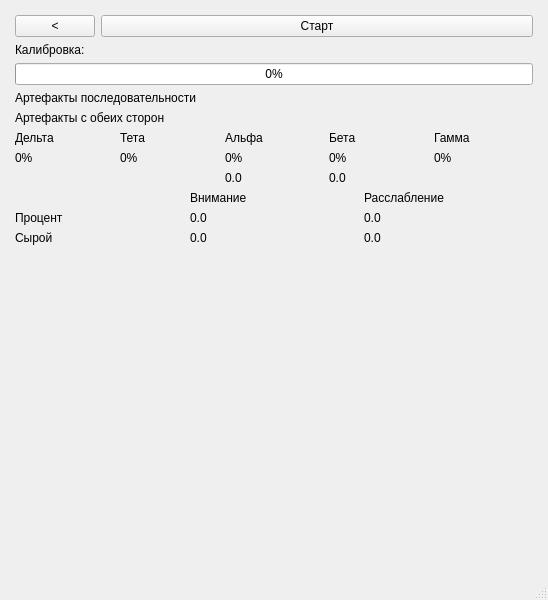
Old version of the form BrainBit/neurosamples-main/Bit/ui/EmotionBipolarScreenRuUI.ui in the repository simai1/sfedu-hackathon-2025.
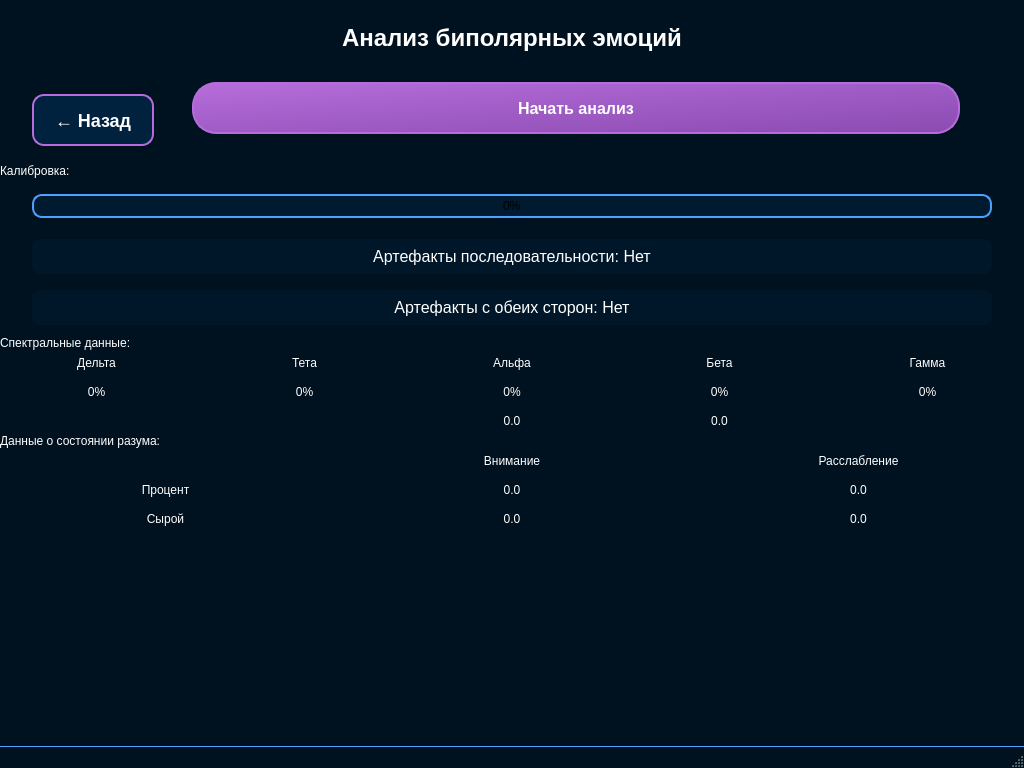
New version of the form.

Patch:
```diff
--- a/BrainBit/neurosamples-main/Bit/ui/EmotionBipolarScreenRuUI.ui
+++ b/BrainBit/neurosamples-main/Bit/ui/EmotionBipolarScreenRuUI.ui
@@ -6,40 +6,202 @@
    <rect>
     <x>0</x>
     <y>0</y>
-    <width>548</width>
-    <height>600</height>
+    <width>1024</width>
+    <height>768</height>
    </rect>
   </property>
   <property name="windowTitle">
    <string>Эмоции (биполярные)</string>
   </property>
+  <property name="styleSheet">
+   <string notr="true">QMainWindow {
+	background-color: #00111F;
+	font-family: "Segoe UI", "Roboto", "Helvetica Neue", sans-serif;
+}
+
+QLabel {
+	color: #FFFFFF;
+}
+
+QPushButton {
+	background-color: qlineargradient(x1: 0, y1: 0, x2: 1, y2: 1, stop: 0 #B66DDB, stop: 1 #8A4BB0);
+	border-radius: 24px;
+	color: white;
+	font-size: 16px;
+	font-weight: 500;
+	height: 48px;
+	padding: 0 24px;
+	border: 2px solid #B66DDB;
+	transition: all 0.3s ease;
+}
+
+QPushButton:hover {
+	background-color: qlineargradient(x1: 0, y1: 0, x2: 1, y2: 1, stop: 0 #A05CC4, stop: 1 #7A3BA0);
+	border: 2px solid #A05CC4;
+	box-shadow: 0 4px 8px rgba(182, 109, 219, 0.4);
+}
+
+QPushButton:pressed {
+	background-color: qlineargradient(x1: 0, y1: 0, x2: 1, y2: 1, stop: 0 #8A4BB0, stop: 1 #6A2B90);
+	border: 2px solid #8A4BB0;
+	transform: translateY(2px);
+}
+
+QPushButton:disabled {
+	opacity: 0.5;
+}
+
+/* Header */
+QLabel#headerTitle {
+	font-size: 24px;
+	font-weight: 600;
+	margin: 24px 0;
+	text-align: center;
+}
+
+/* Back Button */
+QPushButton#backButton {
+	background-color: #00223F;
+	border-radius: 12px;
+	font-size: 18px;
+	padding: 0 20px;
+	min-width: 40px;
+}
+
+QPushButton#backButton:hover {
+	background-color: #00335F;
+	box-shadow: 0 2px 4px rgba(0, 34, 63, 0.4);
+}
+
+/* Start Button */
+QPushButton#startBipolarEmotionButton {
+	margin: 0 32px 24px 32px;
+}
+
+/* Section Headers */
+QLabel#sectionHeader {
+	font-size: 20px;
+	font-weight: 600;
+	color: #B66DDB;
+	margin: 15px 0 5px 0;
+}
+
+/* Progress Bar */
+QProgressBar#calibrationProgress {
+	border: 2px solid #4DA1FF;
+	border-radius: 10px;
+	background-color: rgba(0, 34, 63, 0.5);
+	margin: 10px 32px;
+	height: 20px;
+	text-align: center;
+}
+
+QProgressBar#calibrationProgress::chunk {
+	background-color: qlineargradient(x1: 0, y1: 0, x2: 1, y2: 1, stop: 0 #B66DDB, stop: 1 #8A4BB0);
+	border-radius: 8px;
+}
+
+/* Status Labels */
+QLabel#artSequenceLabel, QLabel#artBothSidesLabel {
+	font-size: 16px;
+	margin: 5px 32px;
+	padding: 8px;
+	border-radius: 8px;
+	background-color: rgba(0, 34, 63, 0.3);
+}
+
+/* Data Grids */
+QGridLayout {
+	margin: 10px 32px;
+	spacing: 10px;
+}
+
+/* Grid Headers */
+QLabel[labelType="gridHeader"] {
+	font-weight: 600;
+	font-size: 16px;
+	color: #4DA1FF;
+	text-align: center;
+}
+
+/* Value Labels */
+QLabel[labelType="value"] {
+	font-weight: 600;
+	font-size: 18px;
+	color: #20C997;
+	text-align: center;
+	background-color: rgba(0, 34, 63, 0.3);
+	border-radius: 8px;
+	padding: 8px;
+}
+
+/* Status Bar */
+QStatusBar {
+	background-color: #00111F;
+	border: none;
+	border-top: 1px solid #4DA1FF;
+}
+
+QStatusBar QLabel {
+	color: #FFFFFF;
+	font-size: 14px;
+}</string>
+  </property>
   <widget class="QWidget" name="centralwidget">
    <layout class="QVBoxLayout" name="verticalLayout">
     <property name="leftMargin">
-     <number>15</number>
+     <number>0</number>
     </property>
     <property name="topMargin">
-     <number>15</number>
+     <number>0</number>
     </property>
     <property name="rightMargin">
-     <number>15</number>
+     <number>0</number>
     </property>
     <property name="bottomMargin">
-     <number>15</number>
+     <number>0</number>
     </property>
+    <item alignment="Qt::AlignTop">
+     <widget class="QLabel" name="headerTitle">
+      <property name="text">
+       <string>Анализ биполярных эмоций</string>
+      </property>
+      <property name="alignment">
+       <set>Qt::AlignCenter</set>
+      </property>
+     </widget>
+    </item>
     <item>
      <layout class="QHBoxLayout" name="horizontalLayout" stretch="0,1">
+      <property name="leftMargin">
+       <number>32</number>
+      </property>
+      <property name="rightMargin">
+       <number>32</number>
+      </property>
       <item>
        <widget class="QPushButton" name="backButton">
+        <property name="minimumSize">
+         <size>
+          <width>60</width>
+          <height>48</height>
+         </size>
+        </property>
         <property name="text">
-         <string>&lt;</string>
+         <string>← Назад</string>
         </property>
        </widget>
       </item>
       <item>
        <widget class="QPushButton" name="startBipolarEmotionButton">
+        <property name="minimumSize">
+         <size>
+          <width>0</width>
+          <height>60</height>
+         </size>
+        </property>
         <property name="text">
-         <string>Старт</string>
+         <string>Начать анализ</string>
         </property>
        </widget>
       </item>
@@ -57,29 +219,63 @@
       <property name="value">
        <number>0</number>
       </property>
+      <property name="minimumSize">
+       <size>
+        <width>0</width>
+        <height>30</height>
+       </size>
+      </property>
      </widget>
     </item>
     <item>
      <widget class="QLabel" name="artSequenceLabel">
       <property name="text">
-       <string>Артефакты последовательности</string>
+       <string>Артефакты последовательности: Нет</string>
+      </property>
+      <property name="alignment">
+       <set>Qt::AlignCenter</set>
       </property>
      </widget>
     </item>
     <item>
      <widget class="QLabel" name="artBothSidesLabel">
       <property name="text">
-       <string>Артефакты с обеих сторон</string>
+       <string>Артефакты с обеих сторон: Нет</string>
+      </property>
+      <property name="alignment">
+       <set>Qt::AlignCenter</set>
+      </property>
+     </widget>
+    </item>
+    <item>
+     <widget class="QLabel" name="spectralHeader">
+      <property name="text">
+       <string>Спектральные данные:</string>
+      </property>
+      <property name="objectName">
+       <string>sectionHeader</string>
       </property>
      </widget>
     </item>
     <item>
      <layout class="QGridLayout" name="gridLayout">
+      <property name="horizontalSpacing">
+       <number>15</number>
+      </property>
+      <property name="verticalSpacing">
+       <number>15</number>
+      </property>
       <item row="0" column="2">
        <widget class="QLabel" name="label_7">
         <property name="text">
          <string>Альфа</string>
         </property>
+        <property name="alignment">
+         <set>Qt::AlignCenter</set>
+        </property>
+        <property name="property" stdset="0">
+         <string>labelType=gridHeader</string>
+        </property>
        </widget>
       </item>
       <item row="0" column="0">
@@ -87,6 +283,12 @@
         <property name="text">
          <string>Дельта</string>
         </property>
+        <property name="alignment">
+         <set>Qt::AlignCenter</set>
+        </property>
+        <property name="property" stdset="0">
+         <string>labelType=gridHeader</string>
+        </property>
        </widget>
       </item>
       <item row="0" column="1">
@@ -94,6 +296,12 @@
         <property name="text">
          <string>Тета</string>
         </property>
+        <property name="alignment">
+         <set>Qt::AlignCenter</set>
+        </property>
+        <property name="property" stdset="0">
+         <string>labelType=gridHeader</string>
+        </property>
        </widget>
       </item>
       <item row="0" column="3">
@@ -101,6 +309,12 @@
         <property name="text">
          <string>Бета</string>
         </property>
+        <property name="alignment">
+         <set>Qt::AlignCenter</set>
+        </property>
+        <property name="property" stdset="0">
+         <string>labelType=gridHeader</string>
+        </property>
        </widget>
       </item>
       <item row="1" column="1">
@@ -108,6 +322,12 @@
         <property name="text">
          <string>0%</string>
         </property>
+        <property name="alignment">
+         <set>Qt::AlignCenter</set>
+        </property>
+        <property name="property" stdset="0">
+         <string>labelType=value</string>
+        </property>
        </widget>
       </item>
       <item row="1" column="0">
@@ -115,6 +335,12 @@
         <property name="text">
          <string>0%</string>
         </property>
+        <property name="alignment">
+         <set>Qt::AlignCenter</set>
+        </property>
+        <property name="property" stdset="0">
+         <string>labelType=value</string>
+        </property>
        </widget>
       </item>
       <item row="0" column="4">
@@ -122,6 +348,12 @@
         <property name="text">
          <string>Гамма</string>
         </property>
+        <property name="alignment">
+         <set>Qt::AlignCenter</set>
+        </property>
+        <property name="property" stdset="0">
+         <string>labelType=gridHeader</string>
+        </property>
        </widget>
       </item>
       <item row="1" column="2">
@@ -129,6 +361,12 @@
         <property name="text">
          <string>0%</string>
         </property>
+        <property name="alignment">
+         <set>Qt::AlignCenter</set>
+        </property>
+        <property name="property" stdset="0">
+         <string>labelType=value</string>
+        </property>
        </widget>
       </item>
       <item row="2" column="2">
@@ -136,6 +374,12 @@
         <property name="text">
          <string>0.0</string>
         </property>
+        <property name="alignment">
+         <set>Qt::AlignCenter</set>
+        </property>
+        <property name="property" stdset="0">
+         <string>labelType=value</string>
+        </property>
        </widget>
       </item>
       <item row="1" column="3">
@@ -143,6 +387,12 @@
         <property name="text">
          <string>0%</string>
         </property>
+        <property name="alignment">
+         <set>Qt::AlignCenter</set>
+        </property>
+        <property name="property" stdset="0">
+         <string>labelType=value</string>
+        </property>
        </widget>
       </item>
       <item row="2" column="3">
@@ -150,6 +400,12 @@
         <property name="text">
          <string>0.0</string>
         </property>
+        <property name="alignment">
+         <set>Qt::AlignCenter</set>
+        </property>
+        <property name="property" stdset="0">
+         <string>labelType=value</string>
+        </property>
        </widget>
       </item>
       <item row="1" column="4">
@@ -157,17 +413,45 @@
         <property name="text">
          <string>0%</string>
         </property>
+        <property name="alignment">
+         <set>Qt::AlignCenter</set>
+        </property>
+        <property name="property" stdset="0">
+         <string>labelType=value</string>
+        </property>
        </widget>
       </item>
      </layout>
     </item>
+    <item>
+     <widget class="QLabel" name="mindDataHeader">
+      <property name="text">
+       <string>Данные о состоянии разума:</string>
+      </property>
+      <property name="objectName">
+       <string>sectionHeader</string>
+      </property>
+     </widget>
+    </item>
     <item>
      <layout class="QGridLayout" name="gridLayout_2">
+      <property name="horizontalSpacing">
+       <number>15</number>
+      </property>
+      <property name="verticalSpacing">
+       <number>15</number>
+      </property>
       <item row="0" column="1">
        <widget class="QLabel" name="label_5">
         <property name="text">
          <string>Внимание</string>
         </property>
+        <property name="alignment">
+         <set>Qt::AlignCenter</set>
+        </property>
+        <property name="property" stdset="0">
+         <string>labelType=gridHeader</string>
+        </property>
        </widget>
       </item>
       <item row="0" column="2">
@@ -175,6 +459,12 @@
         <property name="text">
          <string>Расслабление</string>
         </property>
+        <property name="alignment">
+         <set>Qt::AlignCenter</set>
+        </property>
+        <property name="property" stdset="0">
+         <string>labelType=gridHeader</string>
+        </property>
        </widget>
       </item>
       <item row="2" column="2">
@@ -182,6 +472,12 @@
         <property name="text">
          <string>0.0</string>
         </property>
+        <property name="alignment">
+         <set>Qt::AlignCenter</set>
+        </property>
+        <property name="property" stdset="0">
+         <string>labelType=value</string>
+        </property>
        </widget>
       </item>
       <item row="2" column="1">
@@ -189,6 +485,12 @@
         <property name="text">
          <string>0.0</string>
         </property>
+        <property name="alignment">
+         <set>Qt::AlignCenter</set>
+        </property>
+        <property name="property" stdset="0">
+         <string>labelType=value</string>
+        </property>
        </widget>
       </item>
       <item row="1" column="1">
@@ -196,6 +498,12 @@
         <property name="text">
          <string>0.0</string>
         </property>
+        <property name="alignment">
+         <set>Qt::AlignCenter</set>
+        </property>
+        <property name="property" stdset="0">
+         <string>labelType=value</string>
+        </property>
        </widget>
       </item>
       <item row="1" column="2">
@@ -203,6 +511,12 @@
         <property name="text">
          <string>0.0</string>
         </property>
+        <property name="alignment">
+         <set>Qt::AlignCenter</set>
+        </property>
+        <property name="property" stdset="0">
+         <string>labelType=value</string>
+        </property>
        </widget>
       </item>
       <item row="1" column="0">
@@ -210,6 +524,12 @@
         <property name="text">
          <string>Процент</string>
         </property>
+        <property name="alignment">
+         <set>Qt::AlignCenter</set>
+        </property>
+        <property name="property" stdset="0">
+         <string>labelType=gridHeader</string>
+        </property>
        </widget>
       </item>
       <item row="2" column="0">
@@ -217,6 +537,12 @@
         <property name="text">
          <string>Сырой</string>
         </property>
+        <property name="alignment">
+         <set>Qt::AlignCenter</set>
+        </property>
+        <property name="property" stdset="0">
+         <string>labelType=gridHeader</string>
+        </property>
        </widget>
       </item>
      </layout>
@@ -236,7 +562,20 @@
     </item>
    </layout>
   </widget>
-  <widget class="QStatusBar" name="statusbar"/>
+  <widget class="QStatusBar" name="statusbar">
+   <property name="styleSheet">
+    <string notr="true">QStatusBar {
+	background-color: #00111F;
+	border: none;
+	border-top: 1px solid #4DA1FF;
+}
+
+QStatusBar QLabel {
+	color: #FFFFFF;
+	font-size: 14px;
+}</string>
+   </property>
+  </widget>
  </widget>
  <resources/>
  <connections/>
```
Left out of the diff: 5 changed lines with no effect on the pictures.
